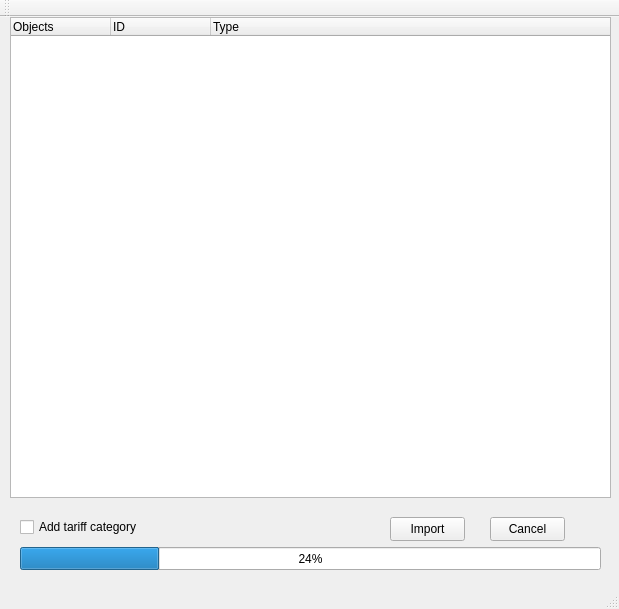
The window that DbSqlExport/importTreeObjectClass.ui (AnatolySolovyev12/DbSqlExport) describes before a commit, drawn with Qt 5.
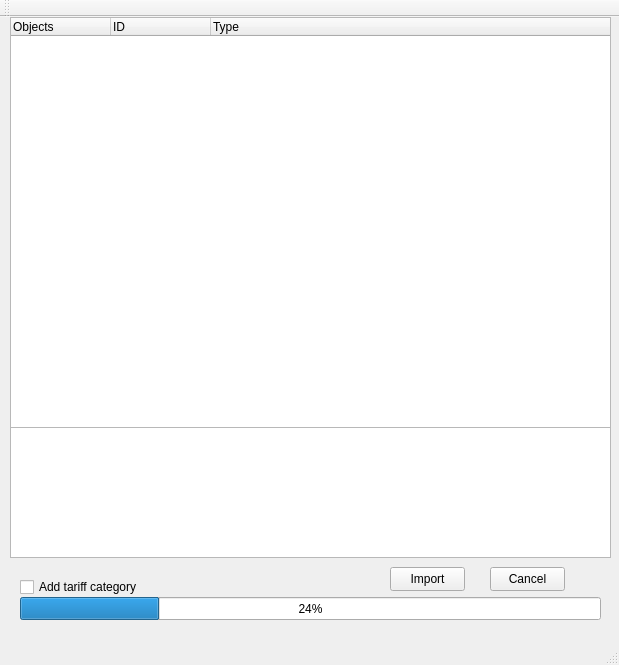
The same window after the commit.

Commit message: Add log window in importTreeClass

```diff
--- a/DbSqlExport/importTreeObjectClass.ui
+++ b/DbSqlExport/importTreeObjectClass.ui
@@ -7,7 +7,7 @@
     <x>0</x>
     <y>0</y>
     <width>619</width>
-    <height>609</height>
+    <height>665</height>
    </rect>
   </property>
   <property name="windowTitle">
@@ -20,7 +20,7 @@
       <x>10</x>
       <y>0</y>
       <width>601</width>
-      <height>481</height>
+      <height>411</height>
      </rect>
     </property>
     <column>
@@ -43,7 +43,7 @@
     <property name="geometry">
      <rect>
       <x>490</x>
-      <y>500</y>
+      <y>550</y>
       <width>75</width>
       <height>24</height>
      </rect>
@@ -56,7 +56,7 @@
     <property name="geometry">
      <rect>
       <x>390</x>
-      <y>500</y>
+      <y>550</y>
       <width>75</width>
       <height>24</height>
      </rect>
@@ -69,7 +69,7 @@
     <property name="geometry">
      <rect>
       <x>20</x>
-      <y>530</y>
+      <y>580</y>
       <width>581</width>
       <height>23</height>
      </rect>
@@ -82,7 +82,7 @@
     <property name="geometry">
      <rect>
       <x>20</x>
-      <y>500</y>
+      <y>560</y>
       <width>121</width>
       <height>20</height>
      </rect>
@@ -91,6 +91,19 @@
      <string>Add tariff category</string>
     </property>
    </widget>
+   <widget class="QTextEdit" name="textEdit">
+    <property name="enabled">
+     <bool>true</bool>
+    </property>
+    <property name="geometry">
+     <rect>
+      <x>10</x>
+      <y>410</y>
+      <width>601</width>
+      <height>131</height>
+     </rect>
+    </property>
+   </widget>
   </widget>
   <widget class="QMenuBar" name="menuBar">
    <property name="geometry">
```
The commit also changes 3 other files.
